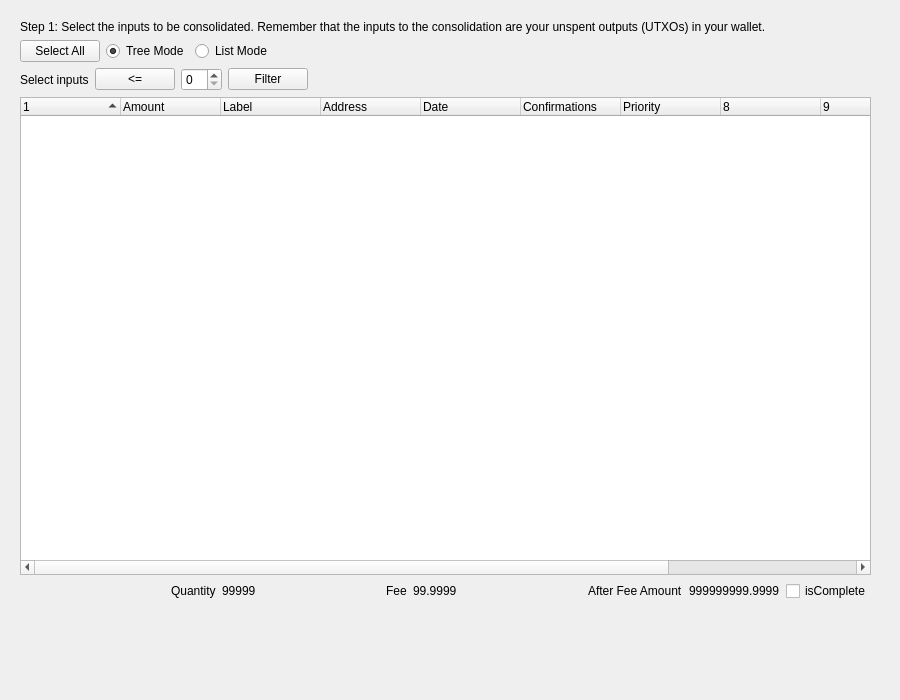
Before: the Qt Designer form src/qt/forms/consolidateunspentwizardselectinputspage.ui in gridcoin-community/Gridcoin-Research, drawn with Qt 5.
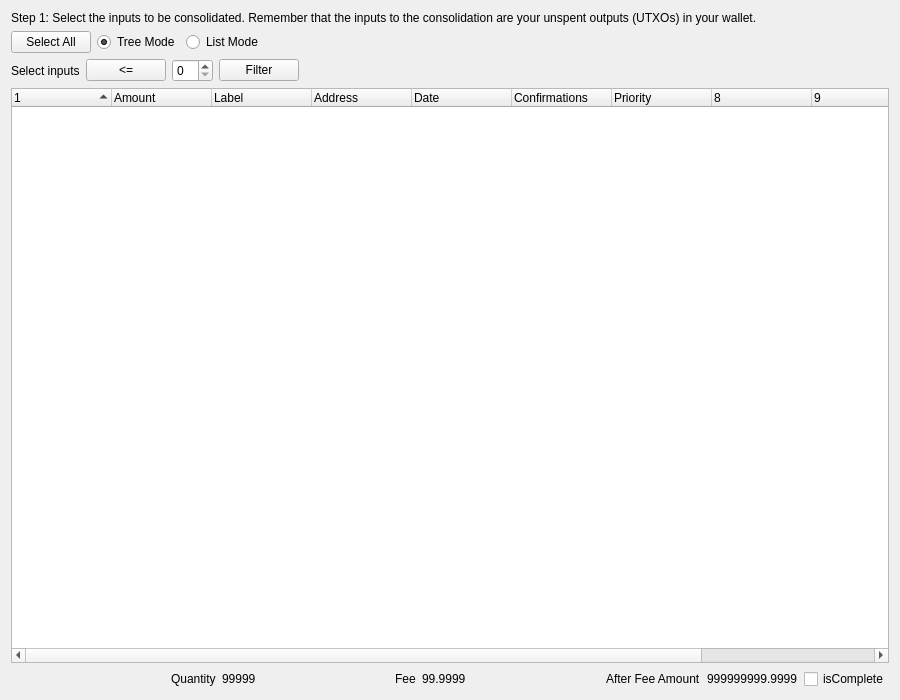
After: the same form once the commit is applied. Icons and pictures are not drawn. Custom widgets are drawn as their Qt base class.

Commit message:
Enable responsive layouts for UTXO consolidation wizard
This enables the wizard page widgets to grow or shrink as the wizard
dialog size changes.

What changed in the file:
```diff
--- a/src/qt/forms/consolidateunspentwizardselectinputspage.ui
+++ b/src/qt/forms/consolidateunspentwizardselectinputspage.ui
@@ -10,18 +10,17 @@
     <height>700</height>
    </rect>
   </property>
+  <property name="sizePolicy">
+   <sizepolicy hsizetype="Expanding" vsizetype="Expanding">
+    <horstretch>0</horstretch>
+    <verstretch>0</verstretch>
+   </sizepolicy>
+  </property>
   <property name="windowTitle">
    <string>WizardPage</string>
   </property>
-  <widget class="QWidget" name="verticalLayoutWidget">
-   <property name="geometry">
-    <rect>
-     <x>20</x>
-     <y>20</y>
-     <width>851</width>
-     <height>581</height>
-    </rect>
-   </property>
+  <layout class="QVBoxLayout" name="verticalLayout_2">
+   <item>
    <layout class="QVBoxLayout" name="verticalLayout">
     <item>
      <layout class="QHBoxLayout" name="instructionsHorizontalLayout">
@@ -349,7 +348,8 @@
      </layout>
     </item>
    </layout>
-  </widget>
+   </item>
+  </layout>
  </widget>
  <customwidgets>
   <customwidget>
```
Lines whose indentation alone changed are shown as unchanged. The commit also changes 3 other files.
